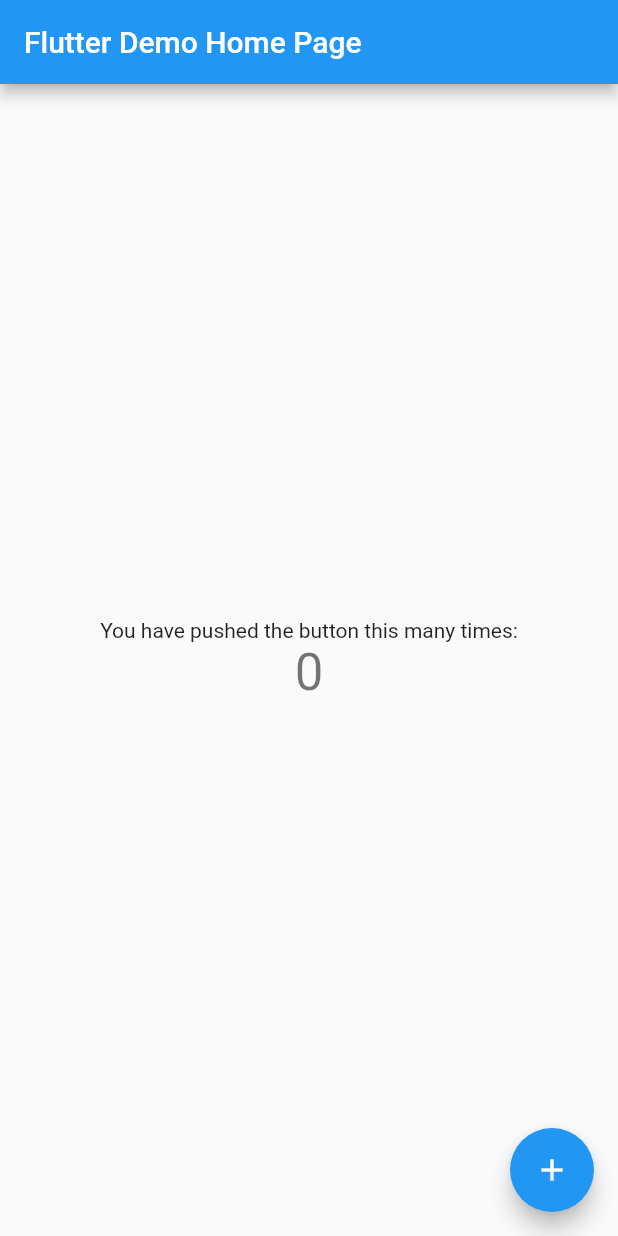
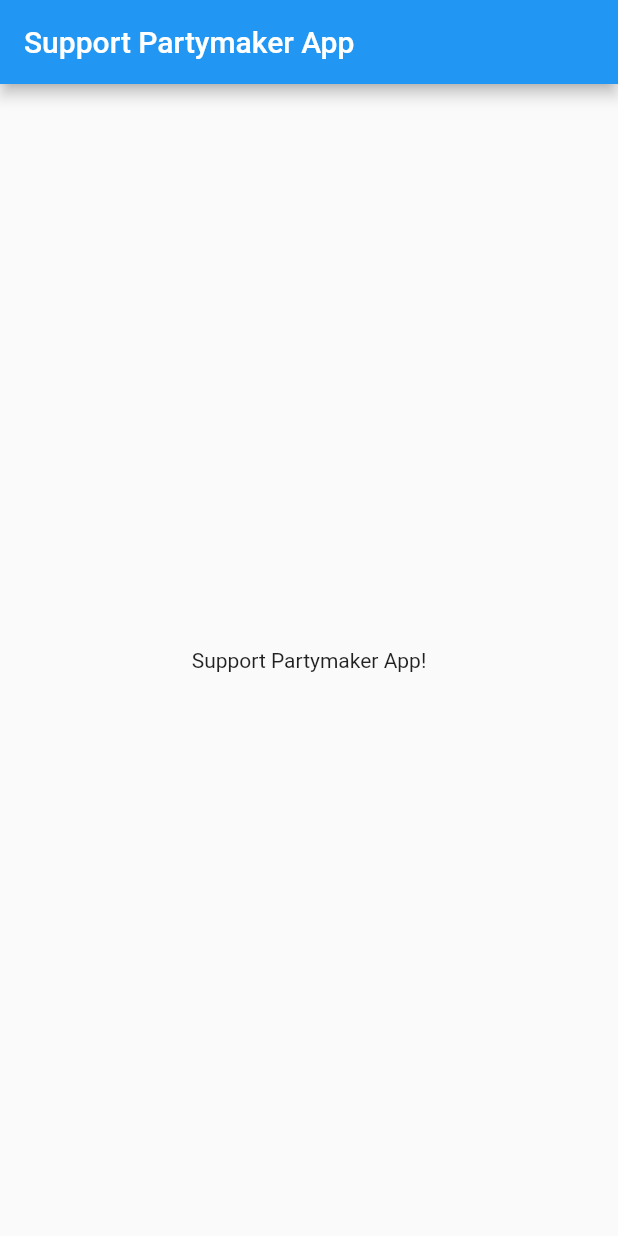
Before and after one commit to dmytrohridin/bitrise_ci_example, a Flutter app: the screen it shows after launch, on a phone screen of 412 x 824 dp. Run offline on Flutter 3.47's test engine with Material 2 defaults, Android fonts, the phone set to English and light mode, and no system bars.

Commit message:
modify main text and title

```diff
--- a/lib/main.dart
+++ b/lib/main.dart
@@ -20,7 +20,7 @@ class MyApp extends StatelessWidget {
         // is not restarted.
         primarySwatch: Colors.blue,
       ),
-      home: MyHomePage(title: 'Flutter Demo Home Page'),
+      home: MyHomePage(title: 'Support Partymaker App'),
     );
   }
 }
@@ -92,20 +92,20 @@ class _MyHomePageState extends State<MyHomePage> {
           mainAxisAlignment: MainAxisAlignment.center,
           children: <Widget>[
             Text(
-              'You have pushed the button this many times:',
-            ),
-            Text(
-              '$_counter',
-              style: Theme.of(context).textTheme.display1,
-            ),
+              'Support Partymaker App!',
+            )
+            // Text(
+            //   '$_counter',
+            //   style: Theme.of(context).textTheme.display1,
+            // ),
           ],
         ),
       ),
-      floatingActionButton: FloatingActionButton(
-        onPressed: _incrementCounter,
-        tooltip: 'Increment',
-        child: Icon(Icons.add),
-      ), // This trailing comma makes auto-formatting nicer for build methods.
+      // floatingActionButton: FloatingActionButton(
+      //   onPressed: _incrementCounter,
+      //   tooltip: 'Increment',
+      //   child: Icon(Icons.add),
+      // ), // This trailing comma makes auto-formatting nicer for build methods.
     );
   }
 }
```
